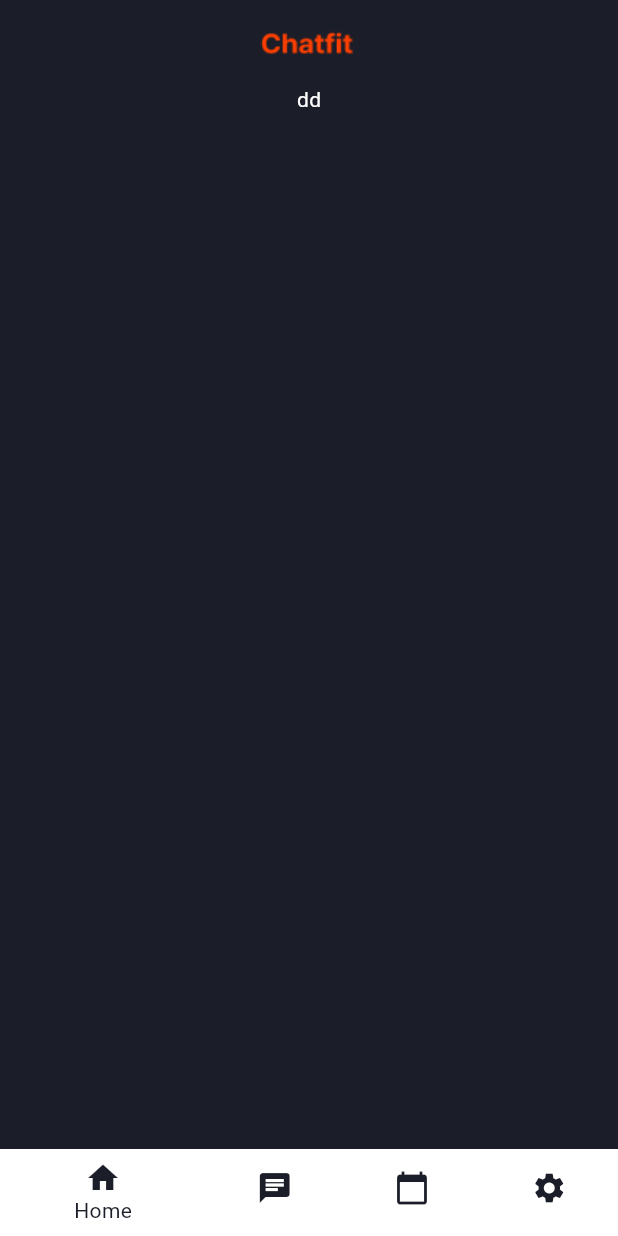
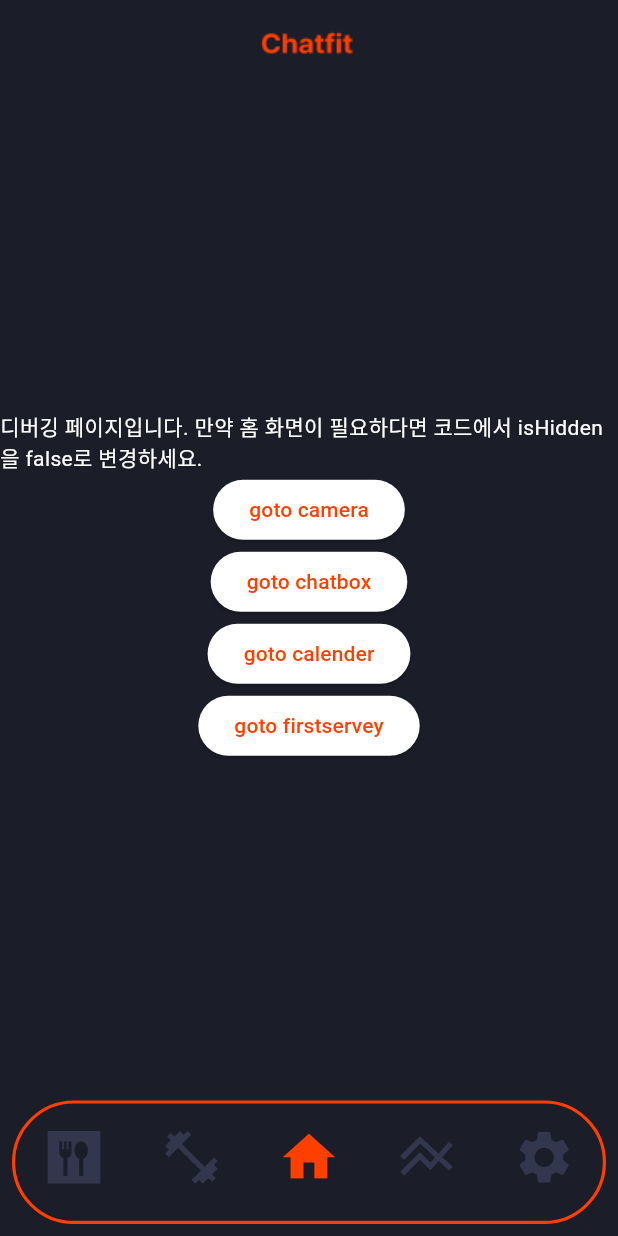
Before and after one commit to samuel5721/chatfit, a Flutter app: the screen it shows after launch, on a phone screen of 412 x 824 dp. Run offline on Flutter 3.47's test engine with Material 3 defaults, Android fonts, the phone set to English and light mode, and no system bars; our stand-ins replace firebase_core, firebase_storage, flutter_calendar_carousel, flutter_screenutil, flutter_tts, image_picker; accounts and stored records are empty.

Commit message:
feat: bottom bar

```diff
--- a/lib/components/header.dart
+++ b/lib/components/header.dart
@@ -8,6 +8,7 @@ class Header extends StatelessWidget implements PreferredSizeWidget {
   Widget build(BuildContext context) {
     final double screenWidth = MediaQuery.of(context).size.width;
     return AppBar(
+      automaticallyImplyLeading: false,
       title: SizedBox(
         width: screenWidth,
         child: Image.asset('assets/images/small_logo.png'),
--- a/lib/components/navigation_bar.dart
+++ b/lib/components/navigation_bar.dart
@@ -1,6 +1,8 @@
+import 'package:chatfit/screens/404.dart';
+import 'package:chatfit/screens/main_screen.dart';
 import 'package:chatfit/theme.dart';
-import 'package:flutter/foundation.dart';
 import 'package:flutter/material.dart';
+import 'package:flutter_screenutil/flutter_screenutil.dart';
 
 class MainNavigationBar extends StatefulWidget {
   const MainNavigationBar({super.key});
@@ -10,30 +12,49 @@ class MainNavigationBar extends StatefulWidget {
 }
 
 class _MainNavigationBarState extends State<MainNavigationBar> {
-  int _selectedIndex = 0;
-
-  void _onItemTapped(int index) {
-    setState(() {
-      _selectedIndex = index;
-    });
-  }
+  final int _selectedIndex = 2;
 
   @override
   Widget build(BuildContext context) {
-    return BottomNavigationBar(
-      items: const [
-        BottomNavigationBarItem(icon: Icon(Icons.home), label: 'Home'),
-        BottomNavigationBarItem(icon: Icon(Icons.chat), label: 'Chat'),
-        BottomNavigationBarItem(
-            icon: Icon(Icons.calendar_today), label: 'Calendar'),
-        BottomNavigationBarItem(icon: Icon(Icons.settings), label: 'Settings'),
-      ],
-      currentIndex: _selectedIndex,
-      selectedItemColor: KeyColor.primaryDark300,
-      unselectedItemColor: KeyColor.primaryDark300,
-      backgroundColor: Colors.transparent,
-      elevation: 0,
-      onTap: _onItemTapped,
+    final double screenWidth = MediaQuery.of(context).size.width;
+    final double screenHeight = MediaQuery.of(context).size.height;
+
+    return Padding(
+      padding: const EdgeInsets.all(8.0),
+      child: Container(
+        width: screenWidth * 0.9,
+        height: screenHeight * 0.1,
+        decoration: BoxDecoration(
+          border: Border.all(
+            color: KeyColor.primaryBrand300,
+            width: 2.sp,
+          ),
+          borderRadius: BorderRadius.circular(100),
+        ),
+        child: BottomNavigationBar(
+          items: [
+            BottomNavigationBarItem(
+                icon: Icon(Icons.dining_sharp, size: 40.w), label: 'home'),
+            BottomNavigationBarItem(
+                icon: Icon(Icons.fitness_center, size: 40.w), label: 'home'),
+            BottomNavigationBarItem(
+                icon: Icon(Icons.home, size: 40.w), label: 'home'),
+            BottomNavigationBarItem(
+                icon: Icon(Icons.line_axis, size: 40.w), label: 'home'),
+            BottomNavigationBarItem(
+                icon: Icon(Icons.settings, size: 40.w), label: 'home'),
+          ],
+          currentIndex: _selectedIndex,
+          type: BottomNavigationBarType.fixed,
+          showSelectedLabels: false,
+          showUnselectedLabels: false,
+          backgroundColor: Colors.transparent,
+          selectedItemColor: KeyColor.primaryBrand300,
+          unselectedItemColor: KeyColor.primaryDark100,
+          elevation: 0,
+          onTap: (int f) {},
+        ),
+      ),
     );
   }
 }
--- a/lib/routes.dart
+++ b/lib/routes.dart
@@ -1,18 +1,18 @@
+import 'package:chatfit/screens/404.dart';
 import 'package:chatfit/screens/initial_screens/first_servey_screen.dart';
 import 'package:flutter/material.dart';
 import 'package:chatfit/screens/calender_screen.dart';
 import 'package:chatfit/screens/camera_screen.dart';
 import 'package:chatfit/screens/chat_box_screen.dart';
-import 'package:chatfit/screens/inputs_screen.dart';
 import 'package:chatfit/screens/main_screen.dart';
 
 final routes = {
   '/': (BuildContext context) => const MainScreen(),
   '/camera': (BuildContext context) => const CameraScreen(),
   '/chatbox': (BuildContext context) => const ChatBoxScreen(),
-  '/inputs': (BuildContext context) => const InputsScreen(),
   '/calender': (BuildContext context) => const CalenderScreen(
         title: 'calender',
       ),
   '/firstservey': (BuildContext context) => const FirstServeyScreen(),
+  '/404': (BuildContext context) => const NotFoundScreen(),
 };
--- a/lib/screens/initial_screens/first_servey_screen.dart
+++ b/lib/screens/initial_screens/first_servey_screen.dart
@@ -39,7 +39,7 @@ class _FirstServeyScreenState extends State<FirstServeyScreen> {
                                 height: 100.h,
                                 child: Column(
                                   children: [
-                                    const SizedBox(height: 90),
+                                    SizedBox(height: 90.h),
                                     LinearProgressIndicator(
                                       backgroundColor: Colors.white,
                                       borderRadius: BorderRadius.circular(10),
--- a/lib/screens/main_screen.dart
+++ b/lib/screens/main_screen.dart
@@ -1,29 +1,35 @@
 import 'package:chatfit/components/header.dart';
 import 'package:chatfit/components/navigation_bar.dart';
+import 'package:chatfit/theme.dart';
 import 'package:flutter/material.dart';
 
 class MainScreen extends StatelessWidget {
   const MainScreen({super.key});
 
-  final bool isHidden = true; // 네비게이션이 필요하다면 이 값을 false로 변경
+  final bool isHidden = false; // 홈 화면이 필요하다면 이 값을 false로 변경
 
   @override
   Widget build(BuildContext context) {
     return Scaffold(
+      backgroundColor: KeyColor.primaryDark300,
       appBar: const Header(),
       body: Center(
         child: (!isHidden)
-            ? Column(
+            ? const Column(
+                mainAxisAlignment: MainAxisAlignment
+                    .center, // 추가된 부분: Column 내의 위젯들을 가운데로 정렬합니다.
                 children: [
-                  const Text('Main Screen'),
+                  Text(
+                      '디버깅 페이지입니다. 만약 홈 화면이 필요하다면 코드에서 isHidden을 false로 변경하세요.'),
                   LocateButton(location: 'camera'),
                   LocateButton(location: 'chatbox'),
-                  LocateButton(location: 'inputs'),
                   LocateButton(location: 'calender'),
                   LocateButton(location: 'firstservey'),
                 ],
               )
             : const Column(
+                mainAxisAlignment: MainAxisAlignment
+                    .center, // 추가된 부분: Column 내의 위젯들을 가운데로 정렬합니다.
                 children: [
                   Text('dd'),
                 ],
@@ -35,9 +41,9 @@ class MainScreen extends StatelessWidget {
 }
 
 class LocateButton extends StatelessWidget {
-  String location;
+  final String location;
 
-  LocateButton({super.key, required this.location});
+  const LocateButton({super.key, required this.location});
 
   @override
   Widget build(BuildContext context) {
```
Also changed, not shown: lib/main.dart (+11 -3 lines), lib/screens/404.dart (added, +19 -0 lines), lib/screens/inputs_screen.dart (deleted, +0 -119 lines).
